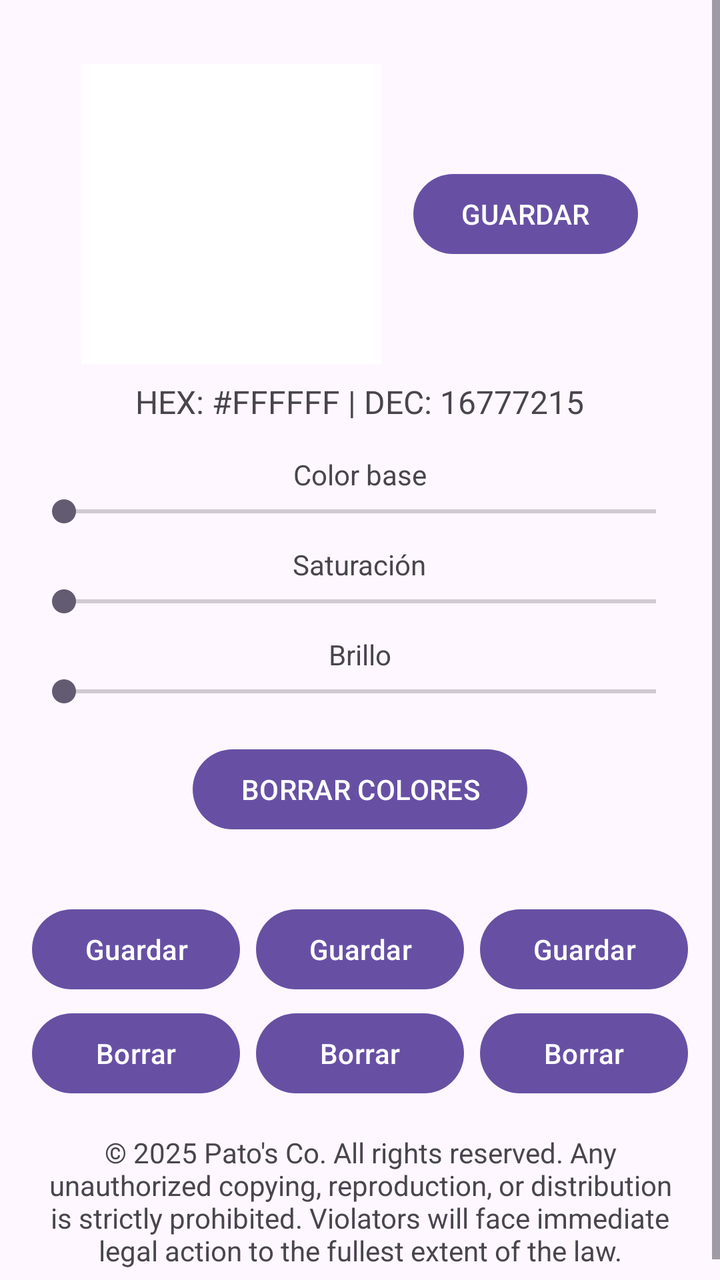
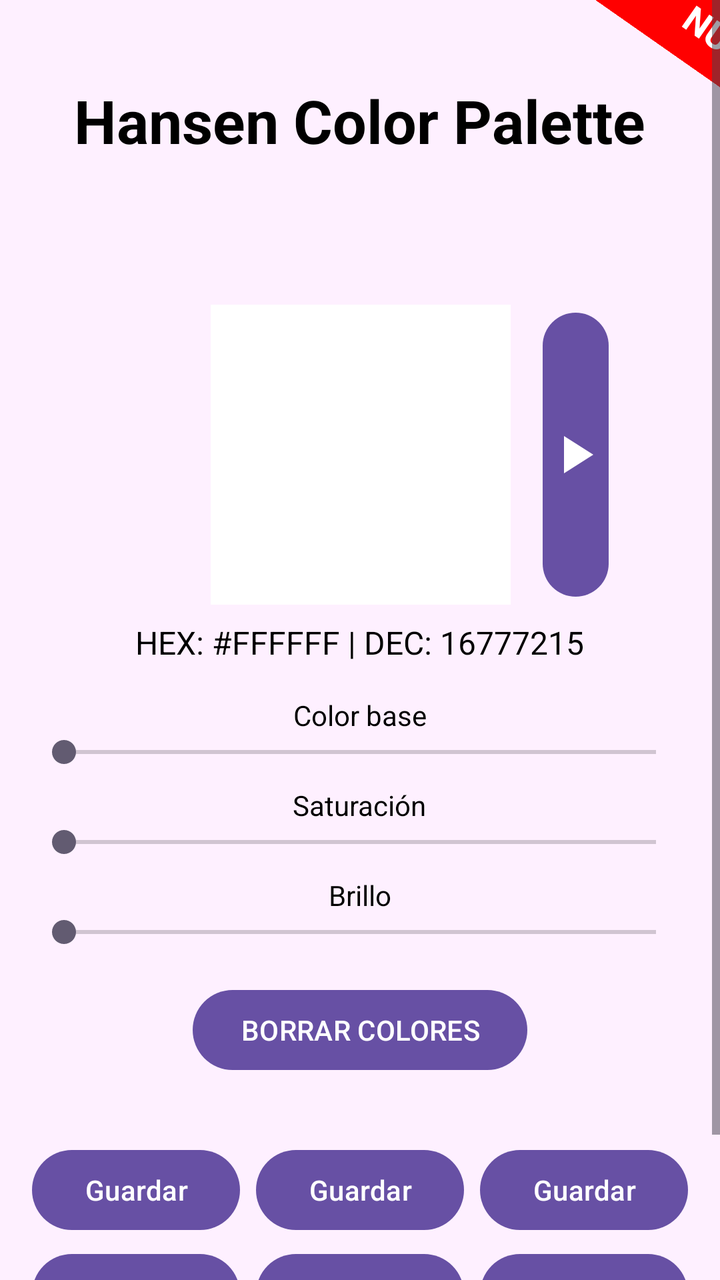

An Android layout rendered at two revisions. The XML below is the earlier revision; the diff shows what the commit changed to produce the second picture.
<!-- AndroidManifest.xml: application theme Theme.HansenColorPalette -->
<!-- res/layout/activity_main.xml -->
<?xml version="1.0" encoding="utf-8"?>
<ScrollView xmlns:android="http://schemas.android.com/apk/res/android"
    android:id="@+id/main"
    android:layout_width="match_parent"
    android:layout_height="match_parent"
    android:fillViewport="true">

    <LinearLayout
        android:orientation="vertical"
        android:gravity="center_horizontal"
        android:padding="16dp"
        android:layout_width="match_parent"
        android:layout_height="wrap_content">

        <LinearLayout
            android:layout_width="match_parent"
            android:layout_height="wrap_content"
            android:gravity="center"
            android:orientation="horizontal"
            android:layout_marginTop="16dp"
            android:layout_marginBottom="8dp">

            <ImageView
                android:id="@+id/colorPreview"
                android:layout_width="150dp"
                android:layout_height="150dp"
                android:background="#FFFFFF"
                android:layout_marginEnd="16dp" />

            <Button
                android:id="@+id/saveButton"
                android:layout_width="wrap_content"
                android:layout_height="wrap_content"
                android:text="GUARDAR" />
        </LinearLayout>

        <TextView
            android:id="@+id/colorInfo"
            android:layout_width="wrap_content"
            android:layout_height="wrap_content"
            android:text="HEX: #FFFFFF | DEC: 16777215"
            android:textSize="16sp"
            android:layout_marginBottom="16dp" />

        <TextView
            android:text="Color base"
            android:layout_width="wrap_content"
            android:layout_height="wrap_content" />
        <SeekBar
            android:id="@+id/hueBar"
            android:layout_width="match_parent"
            android:layout_height="wrap_content" />

        <TextView
            android:text="Saturación"
            android:layout_width="wrap_content"
            android:layout_height="wrap_content"
            android:layout_marginTop="8dp" />
        <SeekBar
            android:id="@+id/saturationBar"
            android:layout_width="match_parent"
            android:layout_height="wrap_content" />

        <TextView
            android:text="Brillo"
            android:layout_width="wrap_content"
            android:layout_height="wrap_content"
            android:layout_marginTop="8dp" />
        <SeekBar
            android:id="@+id/brightnessBar"
            android:layout_width="match_parent"
            android:layout_height="wrap_content" />

        <LinearLayout
            android:layout_width="match_parent"
            android:layout_height="wrap_content"
            android:gravity="center"
            android:orientation="horizontal"
            android:layout_marginTop="16dp">

            <Button
                android:id="@+id/clearColorsButton"
                android:layout_width="wrap_content"
                android:layout_height="wrap_content"
                android:text="BORRAR COLORES" />
        </LinearLayout>

        <LinearLayout
            android:id="@+id/savedColorsContainer"
            android:layout_width="match_parent"
            android:layout_height="wrap_content"
            android:gravity="center"
            android:orientation="horizontal"
            android:layout_marginTop="16dp" />

        <LinearLayout
            android:layout_width="match_parent"
            android:layout_height="wrap_content"
            android:orientation="vertical"
            android:gravity="center"
            android:layout_marginTop="16dp">

            <LinearLayout
                android:layout_width="match_parent"
                android:layout_height="wrap_content"
                android:orientation="horizontal"
                android:gravity="center"
                android:weightSum="3">

                <Button
                    android:id="@+id/paletteButton1"
                    android:layout_width="0dp"
                    android:layout_weight="1"
                    android:layout_height="wrap_content"
                    android:text="Guardar" />

                <Button
                    android:id="@+id/paletteButton2"
                    android:layout_width="0dp"
                    android:layout_weight="1"
                    android:layout_height="wrap_content"
                    android:text="Guardar"
                    android:layout_marginStart="8dp"
                    android:layout_marginEnd="8dp" />

                <Button
                    android:id="@+id/paletteButton3"
                    android:layout_width="0dp"
                    android:layout_weight="1"
                    android:layout_height="wrap_content"
                    android:text="Guardar" />
            </LinearLayout>

            <LinearLayout
                android:layout_width="match_parent"
                android:layout_height="wrap_content"
                android:orientation="horizontal"
                android:gravity="center"
                android:weightSum="3"
                android:layout_marginTop="4dp">

                <Button
                    android:id="@+id/clearPalette1"
                    android:layout_width="0dp"
                    android:layout_weight="1"
                    android:layout_height="wrap_content"
                    android:text="Borrar" />

                <Button
                    android:id="@+id/clearPalette2"
                    android:layout_width="0dp"
                    android:layout_weight="1"
                    android:layout_height="wrap_content"
                    android:text="Borrar"
                    android:layout_marginStart="8dp"
                    android:layout_marginEnd="8dp" />

                <Button
                    android:id="@+id/clearPalette3"
                    android:layout_width="0dp"
                    android:layout_weight="1"
                    android:layout_height="wrap_content"
                    android:text="Borrar" />
            </LinearLayout>
        </LinearLayout>

        <TextView
            android:id="@+id/textView"
            android:layout_width="match_parent"
            android:layout_height="wrap_content"
            android:text="© 2025 Pato's Co. All rights reserved.
Any unauthorized copying, reproduction, or distribution is strictly prohibited.
Violators will face immediate legal action to the fullest extent of the law."
            android:layout_marginTop="16dp"
            android:gravity="center" />

    </LinearLayout>
</ScrollView>
<!-- resources referenced by this layout -->
<resources>
  <style name="Theme.HansenColorPalette" parent="Base.Theme.HansenColorPalette" />
  <style name="Base.Theme.HansenColorPalette" parent="Theme.Material3.DayNight.NoActionBar">
          
          
      </style>
</resources>

<!-- the commit's change to res/layout/activity_main.xml (unified diff, before → after) -->
@@ -1,178 +1,242 @@
 <?xml version="1.0" encoding="utf-8"?>
-<ScrollView xmlns:android="http://schemas.android.com/apk/res/android"
-    android:id="@+id/main"
+<androidx.constraintlayout.widget.ConstraintLayout xmlns:android="http://schemas.android.com/apk/res/android"
+    xmlns:app="http://schemas.android.com/apk/res-auto"
     android:layout_width="match_parent"
     android:layout_height="match_parent"
-    android:fillViewport="true">
-
-    <LinearLayout
-        android:orientation="vertical"
-        android:gravity="center_horizontal"
-        android:padding="16dp"
-        android:layout_width="match_parent"
-        android:layout_height="wrap_content">
+    android:background="#FEF0FF">
+
+    <TextView
+        android:id="@+id/floatingLabel"
+        android:layout_width="wrap_content"
+        android:layout_height="wrap_content"
+        android:text="NUEVO!!!"
+        android:textColor="#FFFFFF"
+        android:textStyle="bold"
+        android:textSize="18sp"
+        android:padding="9dp"
+        android:background="@drawable/label_bg"
+        app:layout_constraintTop_toTopOf="parent"
+        app:layout_constraintStart_toStartOf="parent"
+        android:translationX="290dp"
+        android:translationY="-1dp"
+        android:rotation="35"
+        android:paddingStart="50dp"
+        android:paddingEnd="23dp"/>
+
+    <ScrollView
+        android:id="@+id/main"
+        android:layout_width="0dp"
+        android:layout_height="0dp"
+        android:fillViewport="true"
+
+        app:layout_constraintTop_toTopOf="parent"
+        app:layout_constraintBottom_toBottomOf="parent"
+        app:layout_constraintStart_toStartOf="parent"
+        app:layout_constraintEnd_toEndOf="parent">
 
         <LinearLayout
+            android:orientation="vertical"
+            android:gravity="center_horizontal"
             android:layout_width="match_parent"
-            android:layout_height="wrap_content"
-            android:gravity="center"
-            android:orientation="horizontal"
-            android:layout_marginTop="16dp"
-            android:layout_marginBottom="8dp">
-
-            <ImageView
-                android:id="@+id/colorPreview"
-                android:layout_width="150dp"
-                android:layout_height="150dp"
-                android:background="#FFFFFF"
-                android:layout_marginEnd="16dp" />
-
-            <Button
-                android:id="@+id/saveButton"
+            android:layout_height="wrap_content">
+
+            <TextView
+                android:id="@+id/topTitle"
                 android:layout_width="wrap_content"
                 android:layout_height="wrap_content"
-                android:text="GUARDAR" />
-        </LinearLayout>
-
-        <TextView
-            android:id="@+id/colorInfo"
-            android:layout_width="wrap_content"
-            android:layout_height="wrap_content"
-            android:text="HEX: #FFFFFF | DEC: 16777215"
-            android:textSize="16sp"
-            android:layout_marginBottom="16dp" />
-
-        <TextView
-            android:text="Color base"
-            android:layout_width="wrap_content"
-            android:layout_height="wrap_content" />
-        <SeekBar
-            android:id="@+id/hueBar"
-            android:layout_width="match_parent"
-            android:layout_height="wrap_content" />
-
-        <TextView
-            android:text="Saturación"
-            android:layout_width="wrap_content"
-            android:layout_height="wrap_content"
-            android:layout_marginTop="8dp" />
-        <SeekBar
-            android:id="@+id/saturationBar"
-            android:layout_width="match_parent"
-            android:layout_height="wrap_content" />
-
-        <TextView
-            android:text="Brillo"
-            android:layout_width="wrap_content"
-            android:layout_height="wrap_content"
-            android:layout_marginTop="8dp" />
-        <SeekBar
-            android:id="@+id/brightnessBar"
-            android:layout_width="match_parent"
-            android:layout_height="wrap_content" />
-
-        <LinearLayout
-            android:layout_width="match_parent"
-            android:layout_height="wrap_content"
-            android:gravity="center"
-            android:orientation="horizontal"
-            android:layout_marginTop="16dp">
-
-            <Button
-                android:id="@+id/clearColorsButton"
-                android:layout_width="wrap_content"
-                android:layout_height="wrap_content"
-                android:text="BORRAR COLORES" />
-        </LinearLayout>
-
-        <LinearLayout
-            android:id="@+id/savedColorsContainer"
-            android:layout_width="match_parent"
-            android:layout_height="wrap_content"
-            android:gravity="center"
-            android:orientation="horizontal"
-            android:layout_marginTop="16dp" />
-
-        <LinearLayout
-            android:layout_width="match_parent"
-            android:layout_height="wrap_content"
-            android:orientation="vertical"
-            android:gravity="center"
-            android:layout_marginTop="16dp">
+                android:layout_gravity="center"
+                android:layout_marginTop="40dp"
+                android:layout_marginBottom="20dp"
+                android:text="Hansen Color Palette"
+                android:textColor="@color/black"
+                android:textSize="30sp"
+                android:textStyle="bold" />
 
             <LinearLayout
+                android:orientation="vertical"
+                android:gravity="center_horizontal"
+                android:padding="16dp"
                 android:layout_width="match_parent"
                 android:layout_height="wrap_content"
-                android:orientation="horizontal"
-                android:gravity="center"
-                android:weightSum="3">
-
-                <Button
-                    android:id="@+id/paletteButton1"
-                    android:layout_width="0dp"
-                    android:layout_weight="1"
-                    android:layout_height="wrap_content"
-                    android:text="Guardar" />
-
-                <Button
-                    android:id="@+id/paletteButton2"
-                    android:layout_width="0dp"
-                    android:layout_weight="1"
-                    android:layout_height="wrap_content"
-                    android:text="Guardar"
-                    android:layout_marginStart="8dp"
-                    android:layout_marginEnd="8dp" />
-
-                <Button
-                    android:id="@+id/paletteButton3"
-                    android:layout_width="0dp"
-                    android:layout_weight="1"
-                    android:layout_height="wrap_content"
-                    android:text="Guardar" />
+                android:layout_marginTop="20dp">
+
+                <LinearLayout
+                    android:layout_width="232dp"
+                    android:layout_height="wrap_content"
+                    android:layout_marginTop="16dp"
+                    android:layout_marginBottom="8dp"
+                    android:layout_marginLeft="25dp"
+                    android:gravity="center"
+                    android:orientation="horizontal">
+
+                    <ImageView
+                        android:id="@+id/colorPreview"
+                        android:layout_width="150dp"
+                        android:layout_height="150dp"
+                        android:layout_marginEnd="16dp"
+                        android:background="#FFFFFF"
+                        />
+
+                    <Button
+                        android:id="@+id/saveButton"
+                        android:layout_width="33dp"
+                        android:layout_height="150dp"
+                        android:text=""
+                        android:gravity="center"
+                        android:padding="0dp"
+                        android:drawableLeft="@drawable/baseline_play_arrow_24"
+                        android:drawablePadding="0dp" />
+                    
+                </LinearLayout>
+
+                <TextView
+                    android:id="@+id/colorInfo"
+                    android:layout_width="wrap_content"
+                    android:layout_height="wrap_content"
+                    android:text="HEX: #FFFFFF | DEC: 16777215"
+                    android:textSize="16sp"
+                    android:textColor="@color/black"
+                    android:layout_marginBottom="16dp" />
+
+                <TextView
+                    android:text="Color base"
+                    android:textColor="@color/black"
+                    android:layout_width="wrap_content"
+                    android:layout_height="wrap_content" />
+
+                <SeekBar
+                    android:id="@+id/hueBar"
+                    android:layout_width="match_parent"
+                    android:layout_height="wrap_content" />
+
+                <TextView
+                    android:text="Saturación"
+                    android:textColor="@color/black"
+                    android:layout_width="wrap_content"
+                    android:layout_height="wrap_content"
+                    android:layout_marginTop="8dp" />
+
+                <SeekBar
+                    android:id="@+id/saturationBar"
+                    android:layout_width="match_parent"
+                    android:layout_height="wrap_content" />
+
+                <TextView
+                    android:text="Brillo"
+                    android:textColor="@color/black"
+                    android:layout_width="wrap_content"
+                    android:layout_height="wrap_content"
+                    android:layout_marginTop="8dp" />
+
+                <SeekBar
+                    android:id="@+id/brightnessBar"
+                    android:layout_width="match_parent"
+                    android:layout_height="wrap_content" />
+
+                <LinearLayout
+                    android:layout_width="match_parent"
+                    android:layout_height="wrap_content"
+                    android:gravity="center"
+                    android:orientation="horizontal"
+                    android:layout_marginTop="16dp">
+
+                    <Button
+                        android:id="@+id/clearColorsButton"
+                        android:layout_width="wrap_content"
+                        android:layout_height="wrap_content"
+                        android:text="BORRAR COLORES" />
+                </LinearLayout>
+
+                <LinearLayout
+                    android:id="@+id/savedColorsContainer"
+                    android:layout_width="match_parent"
+                    android:layout_height="wrap_content"
+                    android:gravity="center"
+                    android:orientation="horizontal"
+                    android:layout_marginTop="16dp" />
+
+                <LinearLayout
+                    android:layout_width="match_parent"
+                    android:layout_height="wrap_content"
+                    android:orientation="vertical"
+                    android:gravity="center"
+                    android:layout_marginTop="16dp">
+
+                    <LinearLayout
+                        android:layout_width="match_parent"
+                        android:layout_height="wrap_content"
+                        android:orientation="horizontal"
+                        android:gravity="center"
+                        android:weightSum="3">
+
+                        <Button
+                            android:id="@+id/paletteButton1"
+                            android:layout_width="0dp"
+                            android:layout_weight="1"
+                            android:layout_height="wrap_content"
+                            android:text="Guardar" />
+
+                        <Button
+                            android:id="@+id/paletteButton2"
+                            android:layout_width="0dp"
+                            android:layout_weight="1"
+                            android:layout_height="wrap_content"
+                            android:text="Guardar"
+                            android:layout_marginStart="8dp"
+                            android:layout_marginEnd="8dp" />
+
+                        <Button
+                            android:id="@+id/paletteButton3"
+                            android:layout_width="0dp"
+                            android:layout_weight="1"
+                            android:layout_height="wrap_content"
+                            android:text="Guardar" />
+                    </LinearLayout>
+
+                    <LinearLayout
+                        android:layout_width="match_parent"
+                        android:layout_height="wrap_content"
+                        android:orientation="horizontal"
+                        android:gravity="center"
+                        android:weightSum="3"
+                        android:layout_marginTop="4dp">
+
+                        <Button
+                            android:id="@+id/clearPalette1"
+                            android:layout_width="0dp"
+                            android:layout_weight="1"
+                            android:layout_height="wrap_content"
+                            android:text="Borrar" />
+
+                        <Button
+                            android:id="@+id/clearPalette2"
+                            android:layout_width="0dp"
+                            android:layout_weight="1"
+                            android:layout_height="wrap_content"
+                            android:text="Borrar"
+                            android:layout_marginStart="8dp"
+                            android:layout_marginEnd="8dp" />
+
+                        <Button
+                            android:id="@+id/clearPalette3"
+                            android:layout_width="0dp"
+                            android:layout_weight="1"
+                            android:layout_height="wrap_content"
+                            android:text="Borrar" />
+                    </LinearLayout>
+                </LinearLayout>
+
+                <TextView
+                    android:id="@+id/textView"
+                    android:textColor="@color/black"
+                    android:layout_width="match_parent"
+                    android:layout_height="wrap_content"
+                    android:layout_marginTop="16dp"
+                    android:gravity="center"
+                    android:text="© 2025 Pato's Co" />
             </LinearLayout>
 
-            <LinearLayout
-                android:layout_width="match_parent"
-                android:layout_height="wrap_content"
-                android:orientation="horizontal"
-                android:gravity="center"
-                android:weightSum="3"
-                android:layout_marginTop="4dp">
-
-                <Button
-                    android:id="@+id/clearPalette1"
-                    android:layout_width="0dp"
-                    android:layout_weight="1"
-                    android:layout_height="wrap_content"
-                    android:text="Borrar" />
-
-                <Button
-                    android:id="@+id/clearPalette2"
-                    android:layout_width="0dp"
-                    android:layout_weight="1"
-                    android:layout_height="wrap_content"
-                    android:text="Borrar"
-                    android:layout_marginStart="8dp"
-                    android:layout_marginEnd="8dp" />
-
-                <Button
-                    android:id="@+id/clearPalette3"
-                    android:layout_width="0dp"
-                    android:layout_weight="1"
-                    android:layout_height="wrap_content"
-                    android:text="Borrar" />
-            </LinearLayout>
         </LinearLayout>
-
-        <TextView
-            android:id="@+id/textView"
-            android:layout_width="match_parent"
-            android:layout_height="wrap_content"
-            android:text="© 2025 Pato's Co. All rights reserved.
-Any unauthorized copying, reproduction, or distribution is strictly prohibited.
-Violators will face immediate legal action to the fullest extent of the law."
-            android:layout_marginTop="16dp"
-            android:gravity="center" />
-
-    </LinearLayout>
-</ScrollView>
+    </ScrollView>
+
+</androidx.constraintlayout.widget.ConstraintLayout>
<!-- resource entries referenced after the edit -->
@@ -1,5 +1,21 @@
 <!-- resources referenced by this layout -->
 <resources>
+  <color name="black">#FF000000</color>
+  <!-- drawable baseline_play_arrow_24 (drawable) -->
+  <vector xmlns:android="http://schemas.android.com/apk/res/android" android:height="32dp" android:tint="#FFFFFF" android:viewportHeight="24" android:viewportWidth="24" android:width="32dp">
+        
+      <path android:fillColor="@android:color/white" android:pathData="M8,5v14l11,-7z"/>
+      
+  </vector>
+  <!-- drawable label_bg (drawable) -->
+  <shape xmlns:android="http://schemas.android.com/apk/res/android">
+      <solid android:color="#FF0000"/>
+      <padding
+          android:left="500dp"
+          android:top="600dp"
+          android:right="500dp"
+          android:bottom="600dp"/>
+  </shape>
   <style name="Theme.HansenColorPalette" parent="Base.Theme.HansenColorPalette" />
   <style name="Base.Theme.HansenColorPalette" parent="Theme.Material3.DayNight.NoActionBar">
           
